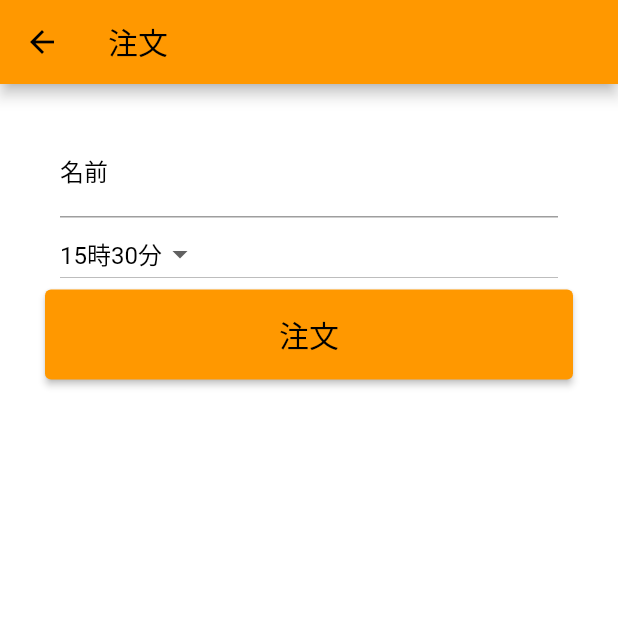
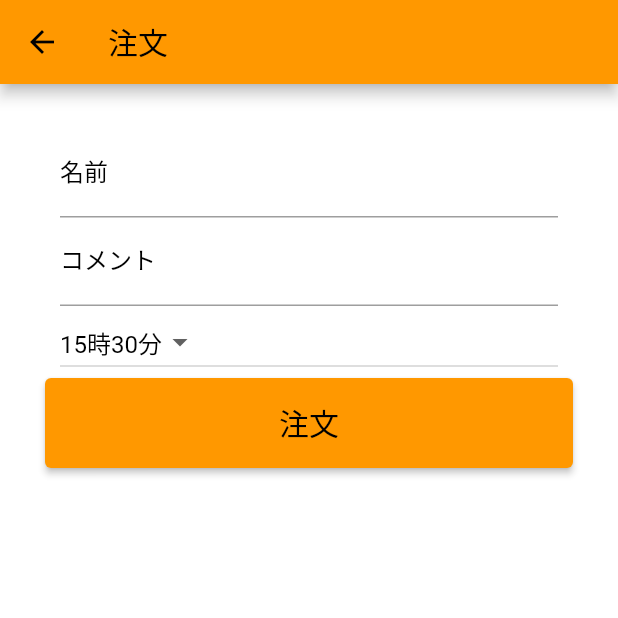
Before and after one commit to shinnkura/simple_lunch, a Flutter app: the screen it shows after launch, after a tap on "注文する", on a phone screen of 412 x 824 dp, the top half of it. Run offline on Flutter 3.47's test engine with Material 2 defaults, Android fonts, the phone set to English and light mode, and no system bars; our stand-ins replace cloud_firestore, firebase_core, shared_preferences; accounts and stored records are empty.

Commit message:
コメント欄を設定

```diff
--- a/lib/screens/edit_order.dart
+++ b/lib/screens/edit_order.dart
@@ -22,6 +22,7 @@ class EditOrderPage extends StatefulWidget {
 
 class _EditOrderPageState extends State<EditOrderPage> {
   late TextEditingController _nameController;
+  late TextEditingController _commentController; // 新しいコントローラー
   late String dropdownValue;
   late String selectedTime;
   bool isOrderCancelled = false;
@@ -41,6 +42,7 @@ class _EditOrderPageState extends State<EditOrderPage> {
           'coffeeType': dropdownValue,
           'time': selectedTime,
           'small': small,
+          'comment': _commentController.text, // コメントを更新
         });
         break;
       }
@@ -66,6 +68,7 @@ class _EditOrderPageState extends State<EditOrderPage> {
   void initState() {
     super.initState();
     _nameController = TextEditingController(text: widget.name);
+    _commentController = TextEditingController(); // コントローラーを初期化
     dropdownValue = widget.initialCoffeeType;
     selectedTime = widget.initialTime;
   }
@@ -93,6 +96,15 @@ class _EditOrderPageState extends State<EditOrderPage> {
             ),
             Container(
               padding: const EdgeInsets.symmetric(horizontal: 10),
+              child: TextField(
+                controller: _commentController, // コメント入力フィールド
+                decoration: InputDecoration(
+                  labelText: 'コメント',
+                ),
+              ),
+            ),
+            Container(
+              padding: const EdgeInsets.symmetric(horizontal: 10),
               child: DropdownButton<String>(
                 value: selectedTime,
                 onChanged: (String? newValue) {
@@ -108,16 +120,6 @@ class _EditOrderPageState extends State<EditOrderPage> {
                   );
                 }).toList(),
               ),
-            ),
-            const SizedBox(height: 20),
-            CheckboxListTile(
-              title: const Text("少なめ（250ml程度）"),
-              value: small,
-              onChanged: (bool? value) {
-                setState(() {
-                  small = value!;
-                });
-              },
             ),
             const SizedBox(height: 20),
             Container(
--- a/lib/screens/home.dart
+++ b/lib/screens/home.dart
@@ -147,6 +147,9 @@ class _HomePageState extends State<HomePage> {
                                                 color: Colors.brown[700],
                                               ),
                                             ),
+                                            Text(
+                                              'コメント: ${order['comment']}',
+                                            ),
                                           ],
                                         )
                                       ],
@@ -167,7 +170,7 @@ class _HomePageState extends State<HomePage> {
         ],
       ),
       floatingActionButton: Row(
-        mainAxisAlignment: MainAxisAlignment.spaceBetween,
+        mainAxisAlignment: MainAxisAlignment.end,
         children: [
           Padding(
             padding: const EdgeInsets.all(30),
--- a/lib/screens/order.dart
+++ b/lib/screens/order.dart
@@ -16,6 +16,7 @@ class OrderPage extends StatefulWidget {
 class _OrderPageState extends State<OrderPage> {
   final _formKey = GlobalKey<FormState>();
   final _nameController = TextEditingController();
+  final _commentController = TextEditingController();
 
   String dropdownValue = 'コーヒー';
   String timeDropdownValue = '15時30分';
@@ -26,6 +27,7 @@ class _OrderPageState extends State<OrderPage> {
     String coffeeType,
     String name,
     bool small,
+    String comment,
   ) async {
     CollectionReference orders =
         FirebaseFirestore.instance.collection('orders');
@@ -35,6 +37,7 @@ class _OrderPageState extends State<OrderPage> {
           'coffeeType': coffeeType,
           'name': name,
           'small': small,
+          'comment': comment,
         })
         .then((value) => print("Order Added"))
         .catchError((error) => print("Failed to add order: $error"));
@@ -103,6 +106,20 @@ class _OrderPageState extends State<OrderPage> {
             ),
             Padding(
               padding: const EdgeInsets.symmetric(horizontal: 10),
+              child: TextFormField(
+                controller: _commentController, // コメント入力フィールド
+                style: Theme.of(context).textTheme.titleMedium,
+                decoration: const InputDecoration(
+                  labelText: 'コメント',
+                  labelStyle: TextStyle(color: kTextColor),
+                  focusedBorder: UnderlineInputBorder(
+                    borderSide: BorderSide(color: kTextColor),
+                  ),
+                ),
+              ),
+            ),
+            Padding(
+              padding: const EdgeInsets.symmetric(horizontal: 10),
               child: DropdownButton<String>(
                 value: timeDropdownValue,
                 onChanged: (String? newValue) {
@@ -127,6 +144,7 @@ class _OrderPageState extends State<OrderPage> {
                     dropdownValue,
                     _nameController.text,
                     small,
+                    _commentController.text,
                   );
                   Navigator.push(
                     context,
--- a/lib/services/order_loader.dart
+++ b/lib/services/order_loader.dart
@@ -12,6 +12,7 @@ Future<Map<String, Map<String, List<Map<String, dynamic>>>>> loadOrder() async {
     String time = data['time'];
     String coffeeType = data['coffeeType'];
     String name = data['name'];
+    String? comment = data['comment']; // Null許容型を使用
     // bool small = data['small'] ?? false;
     if (ordersMap[time] == null) {
       ordersMap[time] = {};
@@ -21,6 +22,7 @@ Future<Map<String, Map<String, List<Map<String, dynamic>>>>> loadOrder() async {
     }
     ordersMap[time]![coffeeType]!.add({
       'name': name,
+      'comment': comment ?? '', // Nullチェックを行い、Nullの場合は空文字列を割り当てる
       // 'small': small,
     });
   }
--- a/lib/services/preferences_service.dart
+++ b/lib/services/preferences_service.dart
@@ -6,6 +6,7 @@ Future<void> saveOrder(
   String time,
   String coffeeType,
   String name,
+  String comment, // 新しいパラメータ
   // bool small,
 ) async {
   final prefs = await SharedPreferences.getInstance();
@@ -14,6 +15,7 @@ Future<void> saveOrder(
     'time': time,
     'coffeeType': coffeeType,
     'name': name,
+    'comment': comment, // コメントを保存
     // 'small': small,
   };
   // データをJSON形式の文字列に変換します
```
